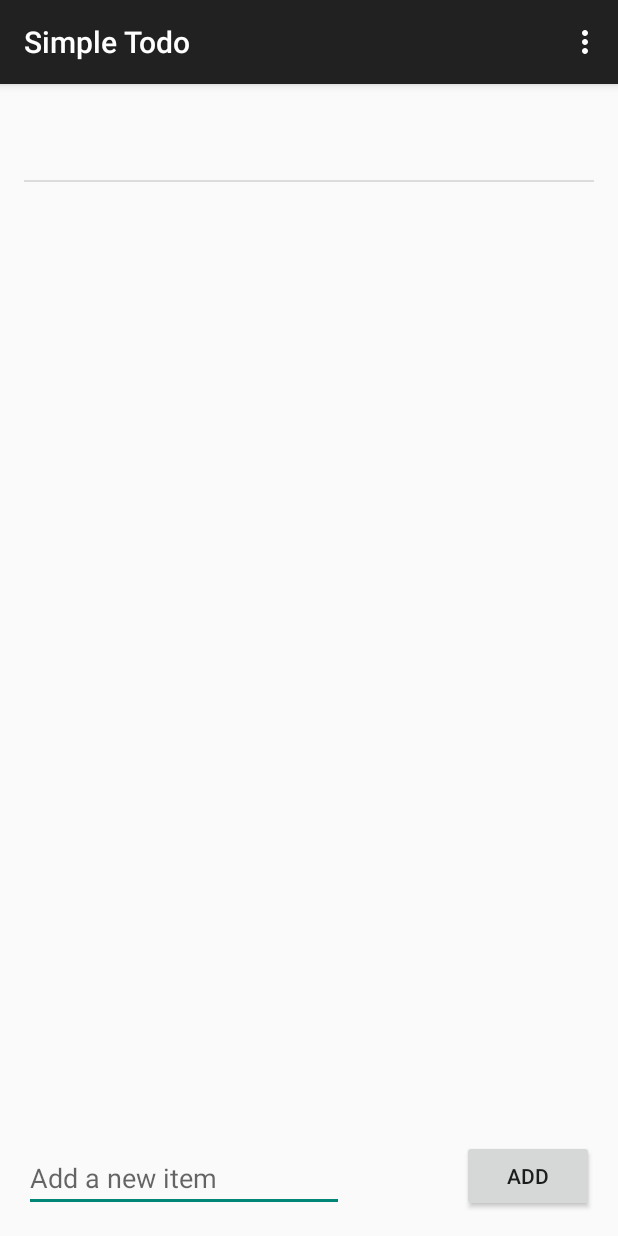
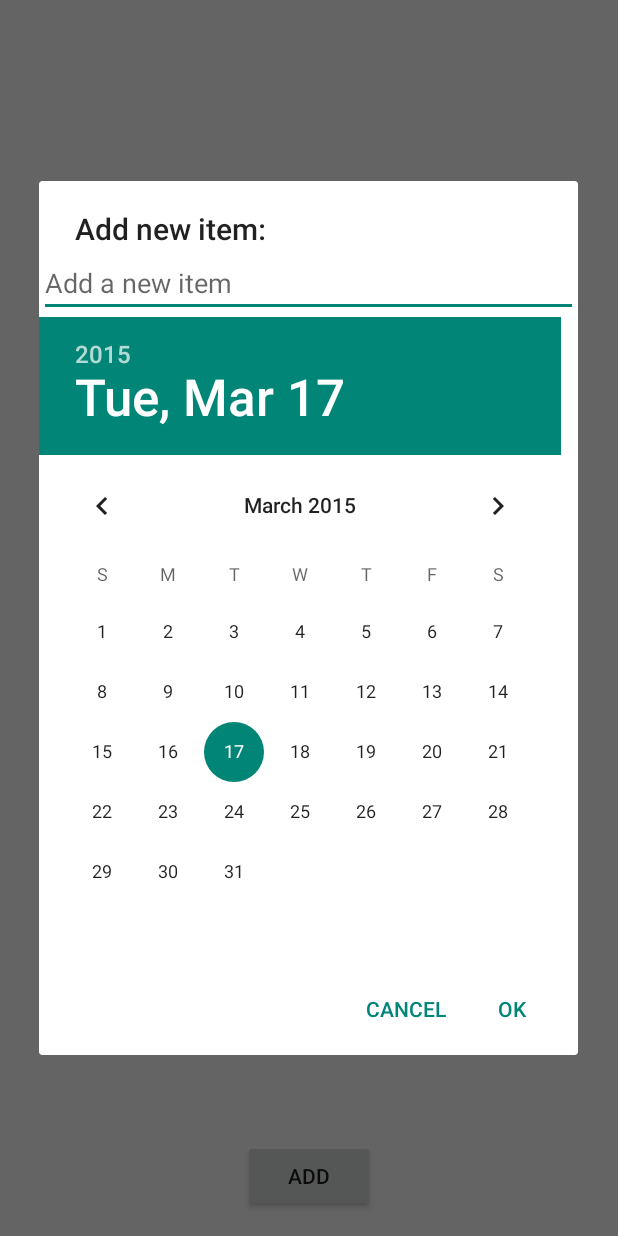
Before and after one commit to jankichauhan/todo, an Android app: the screen it shows after launch (TodoActivity), after a tap on "ADD", on a phone screen of 412 x 824 dp. Run offline under Robolectric (Android 15) with nearby library versions, the phone set to English and light mode, and no system bars; libraries missing offline, so code that uses them is left out: com.activeandroid, com.activeandroid.annotation, com.activeandroid.query; 1 statement that could not run was skipped.

Commit message:
Completion Due date

```diff
--- a/app/src/main/java/com/janki/simpletodo/activities/TodoActivity.java
+++ b/app/src/main/java/com/janki/simpletodo/activities/TodoActivity.java
@@ -1,44 +1,42 @@
 package com.janki.simpletodo.activities;
 
+import android.app.DialogFragment;
 import android.content.Intent;
 import android.os.Bundle;
-import android.support.v7.app.ActionBarActivity;
+import android.support.v4.app.FragmentActivity;
 import android.view.Menu;
 import android.view.MenuItem;
 import android.view.View;
 import android.widget.AdapterView;
-import android.widget.ArrayAdapter;
-import android.widget.EditText;
 import android.widget.ListView;
 
 import com.janki.simpletodo.R;
+import com.janki.simpletodo.adapters.ItemAdapter;
+import com.janki.simpletodo.fragments.AddItemDialog;
 import com.janki.simpletodo.models.Item;
 
-import org.apache.commons.io.FileUtils;
-
-import java.io.File;
-import java.io.IOException;
 import java.util.List;
 
 import static android.widget.AdapterView.OnItemClickListener;
+import static com.janki.simpletodo.fragments.AddItemDialog.AddItemDialogListener;
+import static com.janki.simpletodo.fragments.AddItemDialog.EditItemDialogListener;
 
-
-public class TodoActivity extends ActionBarActivity {
+public class TodoActivity extends FragmentActivity implements AddItemDialogListener, EditItemDialogListener {
 
     private final int REQUEST_CODE = 20;
     private List<Item> todoItems;
-    private ArrayAdapter<Item> todoAdapter;
+    private ItemAdapter todoAdapter;
     private ListView lvItems;
-    private EditText etNewItem;
+    //  private EditText etNewItem;
 
     @Override
     protected void onCreate(Bundle savedInstanceState) {
         super.onCreate(savedInstanceState);
         setContentView(R.layout.activity_todo);
         readItems();
-        etNewItem = (EditText) findViewById(R.id.etNewItems);
+        // etNewItem = (EditText) findViewById(R.id.etNewItems);
         lvItems = (ListView) findViewById(R.id.lvitems);
-        todoAdapter = new ArrayAdapter<Item>(this, android.R.layout.simple_list_item_1, todoItems);
+        todoAdapter = new ItemAdapter(this, todoItems);
         lvItems.setAdapter(todoAdapter);
         setListViewListener();
 
@@ -71,11 +69,14 @@ public class TodoActivity extends ActionBarActivity {
             @Override
             public void onItemClick(AdapterView<?> parent, View view, int position, long id) {
 
-                Intent i = new Intent(TodoActivity.this, EditItemActivity.class);
-                i.putExtra("position", position);
-                i.putExtra("value", todoItems.get(position).getName());
+//                Intent i = new Intent(TodoActivity.this, EditItemActivity.class);
+//                i.putExtra("position", position);
+//                i.putExtra("value", todoItems.get(position).getName());
+//
+//                startActivityForResult(i, REQUEST_CODE);
 
-                startActivityForResult(i, REQUEST_CODE);
+                DialogFragment addDialog = AddItemDialog.newInstance(todoItems.get(position));
+                addDialog.show(getFragmentManager(), "add_item_dialog");
             }
         });
 
@@ -96,6 +97,11 @@ public class TodoActivity extends ActionBarActivity {
         }
     }
 
+    public void addNewItem(View view) {
+        DialogFragment addDialog = new AddItemDialog();
+        addDialog.show(getFragmentManager(), "add_item_dialog");
+    }
+
     public boolean onOptionsItemSelected(MenuItem item) {
         // Handle action bar item clicks here. The action bar will
         // automatically handle clicks on the Home/Up button, so long
@@ -110,12 +116,21 @@ public class TodoActivity extends ActionBarActivity {
         return super.onOptionsItemSelected(item);
     }
 
-    public void onAddedItem(View v) {
-        String itemText = etNewItem.getText().toString();
-        Item newItem = new Item(itemText);
-        todoAdapter.add(newItem);
-        newItem.save();
-        etNewItem.setText("");
+    @Override
+    public void onAddItem(Item item) {
+        item.setPosition(todoItems.size());
+        todoAdapter.add(item);
+        item.save();
+    }
+
+    @Override
+    public void onEditItem(Item item, Long id) {
+        todoItems.set(item.getPosition(), item);
+        todoAdapter.notifyDataSetChanged();
+        Item editItem = Item.load(Item.class, id);
+        editItem.setName(item.getName());
+        editItem.setDate(item.getDate());
+        editItem.save();
     }
 
     private void readItems() {
@@ -123,4 +138,5 @@ public class TodoActivity extends ActionBarActivity {
 
     }
 
+
 }
--- /dev/null
+++ b/app/src/main/java/com/janki/simpletodo/adapters/ItemAdapter.java
@@ -0,0 +1,41 @@
+package com.janki.simpletodo.adapters;
+
+import android.content.Context;
+import android.view.LayoutInflater;
+import android.view.View;
+import android.view.ViewGroup;
+import android.widget.ArrayAdapter;
+import android.widget.TextView;
+
+import com.janki.simpletodo.R;
+import com.janki.simpletodo.models.Item;
+
+import org.w3c.dom.Text;
+
+import java.util.List;
+
+/**
+ * Created by janki on 3/15/15.
+ */
+public class ItemAdapter extends ArrayAdapter<Item> {
+    public ItemAdapter(Context context, List<Item> objects) {
+        super(context, 0, objects);
+    }
+
+    @Override
+    public View getView(int position, View convertView, ViewGroup parent) {
+        Item item = getItem(position);
+
+        if (convertView == null) {
+            convertView = LayoutInflater.from(getContext()).inflate(R.layout.list_item, parent, false);
+        }
+
+        TextView tvName = (TextView) convertView.findViewById(R.id.tvName);
+        TextView tvDate = (TextView) convertView.findViewById(R.id.tvDate);
+
+        tvName.setText(item.getName());
+        tvDate.setText(item.getDate());
+
+        return convertView;
+    }
+}
--- /dev/null
+++ b/app/src/main/java/com/janki/simpletodo/fragments/AddItemDialog.java
@@ -0,0 +1,107 @@
+package com.janki.simpletodo.fragments;
+
+import android.app.AlertDialog;
+import android.app.DatePickerDialog;
+import android.app.Dialog;
+import android.app.DialogFragment;
+import android.content.DialogInterface;
+import android.os.Bundle;
+import android.view.LayoutInflater;
+import android.view.View;
+import android.widget.DatePicker;
+import android.widget.EditText;
+
+import com.janki.simpletodo.R;
+import com.janki.simpletodo.models.Item;
+import java.util.Calendar;
+
+/**
+ * Created by janki on 3/16/15.
+ */
+public class AddItemDialog extends DialogFragment {
+
+    private EditText etAddItem;
+    private DatePicker dpDueDate;
+    private Long itemId;
+
+    public AddItemDialog() {
+
+    }
+
+    public static AddItemDialog newInstance(Item item) {
+
+        AddItemDialog frag = new AddItemDialog();
+        Bundle args = new Bundle();
+        args.putLong("id", item.getId());
+        args.putInt("position", item.getPosition());
+        args.putString("name", item.getName());
+        args.putString("date", item.getDate());
+        frag.setArguments(args);
+        return frag;
+    }
+    public interface AddItemDialogListener {
+        public void onAddItem(Item item);
+    }
+    public interface EditItemDialogListener {
+        public void onEditItem(Item item, Long id);
+    }
+
+    @Override
+    public Dialog onCreateDialog(Bundle savedInstanceState) {
+        AlertDialog.Builder builder = new AlertDialog.Builder(getActivity());
+        LayoutInflater inflater = getActivity().getLayoutInflater();
+
+        if(getArguments() != null){
+            builder.setTitle(R.string.edit_label);
+        }
+        else{
+            builder.setTitle(R.string.add_label);
+        }
+        View view = inflater.inflate(R.layout.add_item, null, false);
+        etAddItem = (EditText) view.findViewById(R.id.etAddItemText);
+        if(getArguments()!= null){
+            etAddItem.setText(getArguments().getString("name"));
+            itemId = getArguments().getLong("id");
+        }
+        etAddItem.requestFocus();
+        dpDueDate = (DatePicker) view.findViewById(R.id.dpDueDate);
+        if(getArguments() != null){
+            String [] date = getArguments().getString("date").split("/");
+            dpDueDate.updateDate(Integer.parseInt(date[2]),Integer.parseInt(date[0]),Integer.parseInt(date[1]));
+        }
+
+        builder.setView(view)
+                .setPositiveButton(android.R.string.ok,
+                        new DialogInterface.OnClickListener() {
+                            @Override
+                            public void onClick(
+                                    DialogInterface dialogInterface, int i) {
+                                EditItemDialogListener editListener = (EditItemDialogListener) getActivity();
+                                AddItemDialogListener addListener = (AddItemDialogListener) getActivity();
+                                String date = dpDueDate.getMonth() + "/"
+                                        + dpDueDate.getDayOfMonth() + "/"
+                                        + dpDueDate.getYear();
+                                if (getArguments() != null) {
+                                    editListener.onEditItem(new Item(etAddItem.getText().toString(), date, 0),itemId);
+
+                                } else {
+                                    addListener.onAddItem(new Item(etAddItem.getText().toString(), date, 0));
+                                }
+                            }
+                        })
+                .setNegativeButton(android.R.string.cancel,
+                        new DialogInterface.OnClickListener() {
+                            @Override
+                            public void onClick(
+                                    DialogInterface dialogInterface, int i) {
+                                dialogInterface.dismiss();
+                            }
+                        });
+
+        return builder.create();
+    }
+
+//    public void onDateSet(DatePicker view, int year, int month, int day) {
+//        // Do something with the date chosen by the user
+//    }
+}
--- a/app/src/main/res/layout/activity_todo.xml
+++ b/app/src/main/res/layout/activity_todo.xml
@@ -23,18 +23,10 @@
         android:layout_height="wrap_content"
         android:text="@string/add_button_label"
         android:id="@+id/btnAdd"
+        android:onClick="addNewItem"
         android:layout_alignParentBottom="true"
-        android:layout_alignParentRight="true"
-        android:layout_alignParentEnd="true"
-        android:onClick="onAddedItem" />
+        android:layout_centerHorizontal="true" />
 
-    <EditText
-        android:layout_width="wrap_content"
-        android:layout_height="wrap_content"
-        android:id="@+id/etNewItems"
-        android:layout_alignParentBottom="true"
-        android:layout_alignParentLeft="true"
-        android:hint="@string/add_hint_label"
-        android:ems="10"/>
+
 
 </RelativeLayout>
--- /dev/null
+++ b/app/src/main/res/layout/add_item.xml
@@ -0,0 +1,20 @@
+<?xml version="1.0" encoding="utf-8"?>
+<LinearLayout xmlns:android="http://schemas.android.com/apk/res/android"
+    android:orientation="vertical" android:layout_width="match_parent"
+    android:layout_height="match_parent"
+    android:id="@+id/add_item_dialog">
+
+    <EditText
+        android:layout_width="match_parent"
+        android:layout_height="wrap_content"
+        android:id="@+id/etAddItemText"
+        android:layout_gravity="center_horizontal"
+        android:hint="@string/hint_label"/>
+
+    <DatePicker
+        android:layout_width="match_parent"
+        android:layout_height="wrap_content"
+        android:calendarViewShown="false"
+        android:id="@+id/dpDueDate" />
+
+</LinearLayout>
--- a/app/src/main/res/values/strings.xml
+++ b/app/src/main/res/values/strings.xml
@@ -5,6 +5,8 @@
     <string name="action_settings">Settings</string>
     <string name="hint_label">Add a new item</string>
     <string name="add_button_label">Add</string>
+    <string name="add_label">Add new item:</string>
+    <string name="edit_label">Edit item below:</string>
     <string name="add_hint_label">Add a new item</string>
     <string name="title_activity_edit_item">Edit Item</string>
     <string name="editItemLabel">Edit Item Below:</string>
```
Also changed, not shown: app/src/main/java/com/janki/simpletodo/models/Item.java (+28 -5 lines), app/src/main/res/layout/list_item.xml (added, +28 -0 lines).
